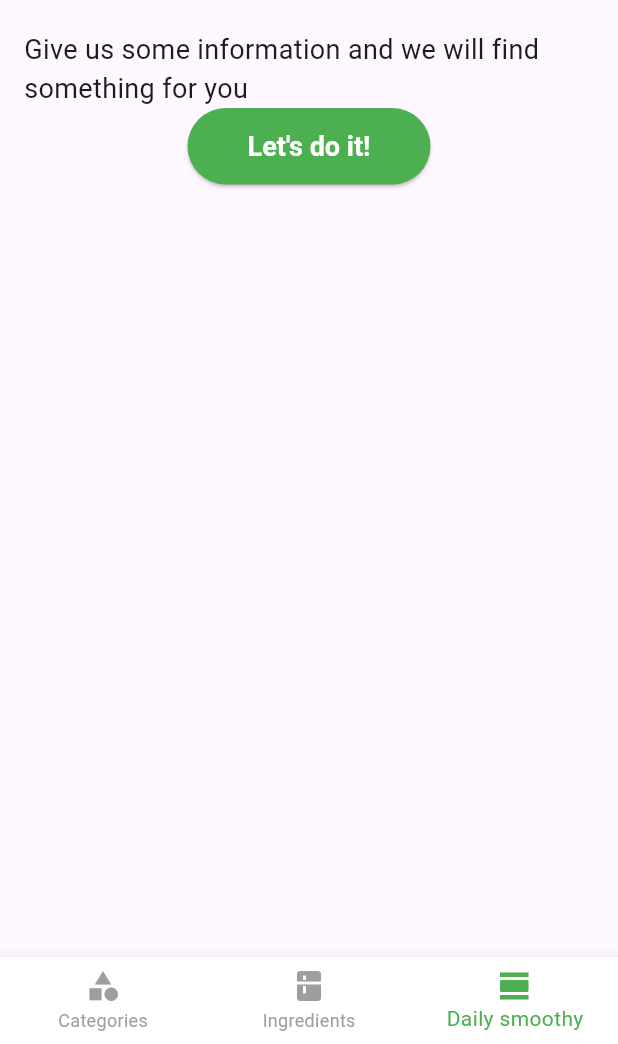
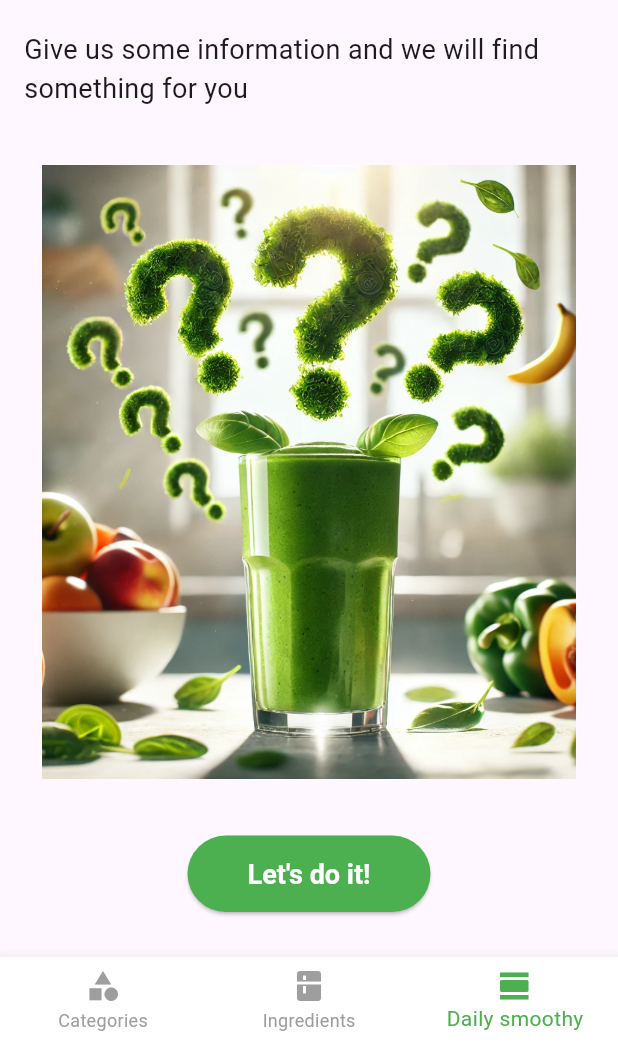
Before and after one commit to root1991/smoothie_delight, a Flutter app: the screen it shows after launch, item 3 of the bottom bar chosen, on a phone screen of 412 x 824 dp, the part 192-1236 px from its top. Run offline on Flutter 3.47's test engine with Material 3 defaults, Android fonts, the phone set to English and light mode, and no system bars; our stand-ins replace flutter_riverpod, sqflite; accounts and stored records are empty.

Commit message:
Add image for questions

```diff
--- a/lib/screens/main/tab/daily_smoothy_tab.dart
+++ b/lib/screens/main/tab/daily_smoothy_tab.dart
@@ -74,6 +74,21 @@ class LetsDoItPage extends StatelessWidget {
             style: TextStyle(fontSize: 18),
           ),
         ),
+        const SizedBox(
+          height: 10,
+        ),
+        Expanded(
+          child: Padding(
+            padding: const EdgeInsets.all(28.0),
+            child: Image.asset(
+              'assets/daily.webp',
+              fit: BoxFit.cover,
+            ),
+          ),
+        ),
+        const SizedBox(
+          height: 10,
+        ),
         Center(
           child: ElevatedButton(
             onPressed: nextPage,
@@ -95,6 +110,9 @@ class LetsDoItPage extends StatelessWidget {
               ),
             ),
           ),
+        ),
+        const SizedBox(
+          height: 30,
         ),
       ],
     );
```
Also changed, not shown: assets/daily.webp (added).
